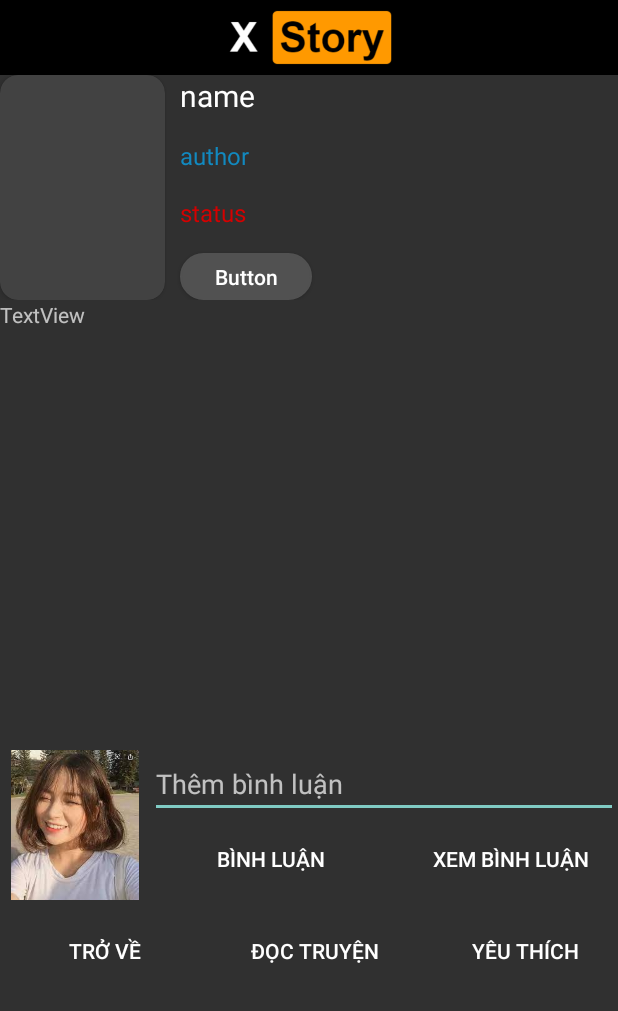
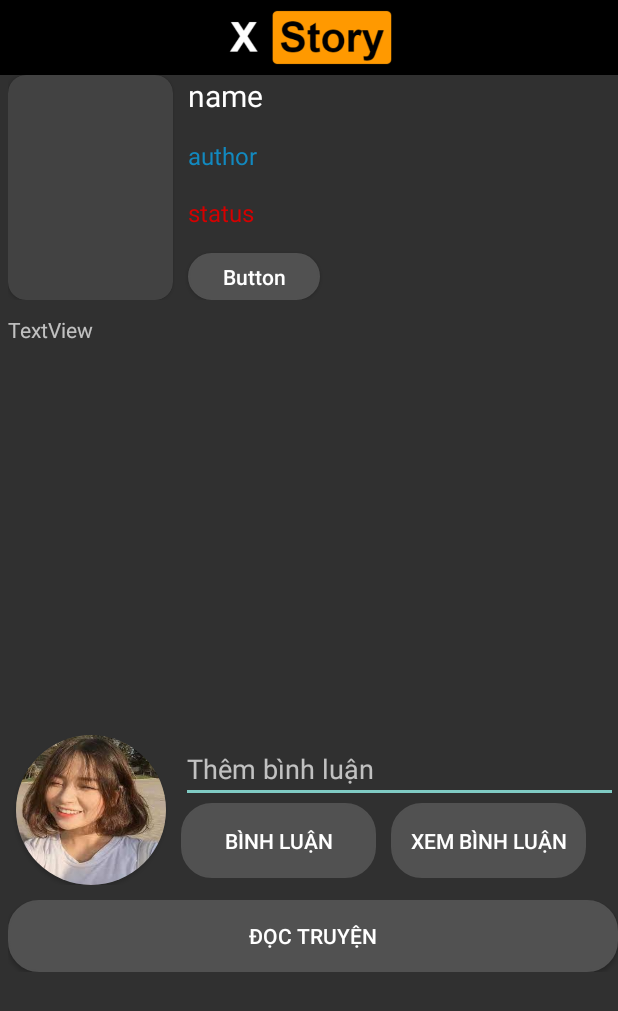
Before and after one commit to demoAndroid/app, an Android app: the InfoStoryActivity screen opened directly, with no data from a screen before it, on a phone screen of 412 x 824 dp. Shown: the top 1011 px of the screen. Run offline under Robolectric (Android 15) with nearby library versions, the phone set to English and light mode, and no system bars; network calls fail; pictures from the network do not load.

Commit message:
new 31/5

```diff
--- a/app/src/main/java/com/example/truyenol/activity/HomeActivity.java
+++ b/app/src/main/java/com/example/truyenol/activity/HomeActivity.java
@@ -56,7 +56,6 @@ public class HomeActivity extends AppCompatActivity {
                             break;
                         case R.id.navigation_ranking:
                             fragment = new RankingFragment(stories);
-
                             break;
                         case R.id.navigation_user:
                             fragment = new AccountFragment();
--- a/app/src/main/java/com/example/truyenol/activity/InfoStoryActivity.java
+++ b/app/src/main/java/com/example/truyenol/activity/InfoStoryActivity.java
@@ -27,7 +27,6 @@ public class InfoStoryActivity extends AppCompatActivity {
         TextView statusTxt = (TextView)findViewById(R.id.statusTxt);
         TextView descripTxt = (TextView)findViewById(R.id.descripTxt);
         Button readBtn = (Button)findViewById(R.id.readBtn);
-        Button backBtn = (Button)findViewById(R.id.backBtn);
         Button type = (Button)findViewById(R.id.type);
         ImageView ava = (ImageView)findViewById(R.id.ava);
         if(bundle!=null){
@@ -53,13 +52,6 @@ public class InfoStoryActivity extends AppCompatActivity {
                 startActivity(intent1);
             }
         });
-        backBtn.setOnClickListener(new View.OnClickListener() {
-            @Override
-            public void onClick(View v) {
-                Intent intent2 = new Intent(getApplicationContext(), HomeActivity.class);
-                startActivity(intent2);
-            }
-        });
 
     }
 
--- a/app/src/main/java/com/example/truyenol/adapter/StoryAdapter.java
+++ b/app/src/main/java/com/example/truyenol/adapter/StoryAdapter.java
@@ -17,6 +17,7 @@ import com.example.truyenol.R;
 import com.example.truyenol.activity.InfoStoryActivity;
 import com.example.truyenol.database.DatabaseHandler;
 import com.example.truyenol.model.Story;
+import com.example.truyenol.model.User;
 import com.squareup.picasso.Picasso;
 import com.squareup.picasso.Target;
 
@@ -27,10 +28,11 @@ import java.util.List;
 public class StoryAdapter extends BaseAdapter {
     private final Context context;
     private List<Story> list = new ArrayList<>();
-
-    public StoryAdapter(Context context, ArrayList<Story> list) {
+    private User user = new User();
+    public StoryAdapter(Context context, ArrayList<Story> list, User user) {
         this.context = context;
         this.list = list;
+        this.user = user;
     }
 
     @Override
@@ -52,18 +54,23 @@ public class StoryAdapter extends BaseAdapter {
     public View getView(int position, View convertView, ViewGroup parent) {
         LayoutInflater inflater = (LayoutInflater) context.getSystemService(Context.LAYOUT_INFLATER_SERVICE);
         convertView =inflater.inflate(R.layout.show1story,null);
+
         TextView nameStoryTxt = convertView.findViewById(R.id.nameHomeTxt);
         nameStoryTxt.setText(list.get(position).getNameStory());
         ImageView imgStory = convertView.findViewById(R.id.imgHome);
         Glide.with(context).load(list.get(position).getLinkImg()).into(imgStory);
 
         imgStory.setOnClickListener(new View.OnClickListener(){
-
             @Override
             public void onClick(View v) {
                 Intent intent = new Intent(context, InfoStoryActivity.class);
                 Bundle bundle = new Bundle();
                 //Truyền data
+                bundle.putInt("idUser", user.getId());
+                bundle.putString("linkAva",user.getLinkAva());
+                bundle.putString("fullname",user.getFullName());
+                bundle.putString("email",user.getEmail());
+                bundle.putString("position",user.getPosition());
                 bundle.putInt("id", list.get(position).getId());
                 bundle.putString("linkImg",list.get(position).getLinkImg());
                 bundle.putString("nameStory",list.get(position).getNameStory());
--- a/app/src/main/java/com/example/truyenol/fragment/HomeFragment.java
+++ b/app/src/main/java/com/example/truyenol/fragment/HomeFragment.java
@@ -1,5 +1,6 @@
 package com.example.truyenol.fragment;
 
+import android.content.Intent;
 import android.os.Bundle;
 import android.view.LayoutInflater;
 import android.view.View;
@@ -11,29 +12,42 @@ import androidx.annotation.Nullable;
 import androidx.fragment.app.Fragment;
 
 import com.example.truyenol.R;
+import com.example.truyenol.activity.InfoStoryActivity;
 import com.example.truyenol.adapter.StoryAdapter;
 import com.example.truyenol.database.DatabaseHandler;
 import com.example.truyenol.model.Story;
+import com.example.truyenol.model.User;
 
 import org.jetbrains.annotations.NotNull;
 
 import java.util.ArrayList;
 
 public class HomeFragment extends Fragment {
+    int idUser;
+    String fullname, position,email,linkAva;
     @Nullable
     @org.jetbrains.annotations.Nullable
     @Override
     public View onCreateView(@NonNull @NotNull LayoutInflater inflater, @Nullable @org.jetbrains.annotations.Nullable ViewGroup container, @Nullable @org.jetbrains.annotations.Nullable Bundle savedInstanceState) {
         View view = inflater.inflate(R.layout.home_fragment, container, false);
+        Bundle bundle = getArguments();
+        if(bundle!=null){
+            idUser = bundle.getInt("idUser");
+            fullname = bundle.getString("fullname");
+            position = bundle.getString("position");
+            email = bundle.getString("email");
+            linkAva = bundle.getString("linkAva");
+        }
+        User user = new User(idUser,null,null,fullname,email,linkAva,position);
         DatabaseHandler db1 = new DatabaseHandler(getContext());
         final ArrayList<Story> list1 = db1.getNewStory();
         GridView lv1 = (GridView) view.findViewById(R.id.gridView1);
-        StoryAdapter adapter = new StoryAdapter(getContext(), list1);
+        StoryAdapter adapter = new StoryAdapter(getContext(), list1,user);
         lv1.setAdapter(adapter);
 
         final ArrayList<Story> list2 = db1.getNgonTinh();
         GridView lv2 = (GridView) view.findViewById(R.id.gridView2);
-        StoryAdapter adapter1 = new StoryAdapter(getContext(), list2);
+        StoryAdapter adapter1 = new StoryAdapter(getContext(), list2,user);
         lv2.setAdapter(adapter1);
         return view;
     }
--- a/app/src/main/res/layout/activity_infostory.xml
+++ b/app/src/main/res/layout/activity_infostory.xml
@@ -32,7 +32,8 @@
         <LinearLayout
             android:layout_width="match_parent"
             android:layout_height="150dp"
-            android:orientation="horizontal">
+            android:orientation="horizontal"
+            android:layout_marginLeft="5dp">
             <androidx.cardview.widget.CardView
                 android:layout_width="wrap_content"
                 android:layout_height="wrap_content"
@@ -98,12 +99,15 @@
             android:id="@+id/bot"
             android:layout_width="match_parent"
             android:layout_height="match_parent"
-            android:orientation="vertical">
+            android:orientation="vertical"
+            android:layout_marginLeft="5dp">
 
             <ScrollView
                 android:id="@+id/scrollView1"
                 android:layout_width="match_parent"
-                android:layout_height="300dp">
+                android:layout_height="270dp"
+                android:layout_marginTop="10dp"
+                android:layout_marginBottom="10dp">
 
                 <TextView
                     android:id="@+id/descripTxt"
@@ -115,22 +119,28 @@
             <LinearLayout
                 android:layout_width="match_parent"
                 android:layout_height="100dp">
-
-                <ImageView
-                    android:id="@+id/ava"
+                <androidx.cardview.widget.CardView
                     android:layout_width="100dp"
-                    android:layout_height="match_parent"
-                    android:src="@drawable/image5" />
-
+                    android:layout_height="100dp"
+                    app:cardCornerRadius="50dp"
+                    android:layout_marginLeft="5dp">
+                    <ImageView
+                        android:id="@+id/ava"
+                        android:layout_width="100dp"
+                        android:layout_height="match_parent"
+                        android:src="@drawable/image5"
+                        android:scaleType="fitXY"/>
+                </androidx.cardview.widget.CardView>
                 <LinearLayout
                     android:layout_width="match_parent"
                     android:layout_height="match_parent"
-                    android:orientation="vertical">
+                    android:orientation="vertical"
+                    android:layout_marginLeft="10dp">
 
                     <EditText
                         android:id="@+id/commentTxt"
                         android:layout_width="match_parent"
-                        android:layout_height="wrap_content"
+                        android:layout_height="45dp"
                         android:hint="Thêm bình luận" />
 
                     <LinearLayout
@@ -140,18 +150,23 @@
                         <Button
                             android:id="@+id/commentBtn"
                             style="?android:attr/borderlessButtonStyle"
-                            android:layout_width="160dp"
-                            android:layout_height="match_parent"
+                            android:layout_width="130dp"
+                            android:layout_height="50dp"
+                            android:background="@drawable/buttom_style"
                             android:text="Bình luận"
-                            android:textColor="@color/white" />
+                            android:textColor="@color/white"
+                            app:backgroundTint="#515151" />
 
                         <Button
                             android:id="@+id/showCommentBtn"
                             style="?android:attr/borderlessButtonStyle"
-                            android:layout_width="160dp"
-                            android:layout_height="match_parent"
+                            android:layout_width="130dp"
+                            android:layout_height="50dp"
+                            android:layout_marginLeft="10dp"
+                            android:background="@drawable/buttom_style"
                             android:text="Xem bình luận"
-                            android:textColor="@color/white" />
+                            android:textColor="@color/white"
+                            app:backgroundTint="#515151" />
                     </LinearLayout>
                 </LinearLayout>
             </LinearLayout>
@@ -163,28 +178,14 @@
                 android:layout_marginTop="10dp">
 
                 <Button
-                    android:id="@+id/backBtn"
-                    style="?android:attr/borderlessButtonStyle"
-                    android:layout_width="140dp"
+                    android:id="@+id/readBtn"
+                    android:layout_width="match_parent"
                     android:layout_height="match_parent"
-                    android:text="Trở về"
-                    android:textColor="@color/white" />
+                    android:background="@drawable/buttom_style"
+                    android:text="Đọc truyện"
+                    android:textColor="@color/white"
+                    app:backgroundTint="#515151" />
 
-                <Button
-                    android:id="@+id/readBtn"
-                    style="?android:attr/borderlessButtonStyle"
-                    android:layout_width="140dp"
-                    android:layout_height="match_parent"
-                    android:text="Đọc truyện"
-                    android:textColor="@color/white" />
-
-                <Button
-                    android:id="@+id/likeBtn"
-                    style="?android:attr/borderlessButtonStyle"
-                    android:layout_width="140dp"
-                    android:layout_height="match_parent"
-                    android:text="Yêu thích"
-                    android:textColor="@color/white" />
             </LinearLayout>
         </LinearLayout>
     </LinearLayout>
```
